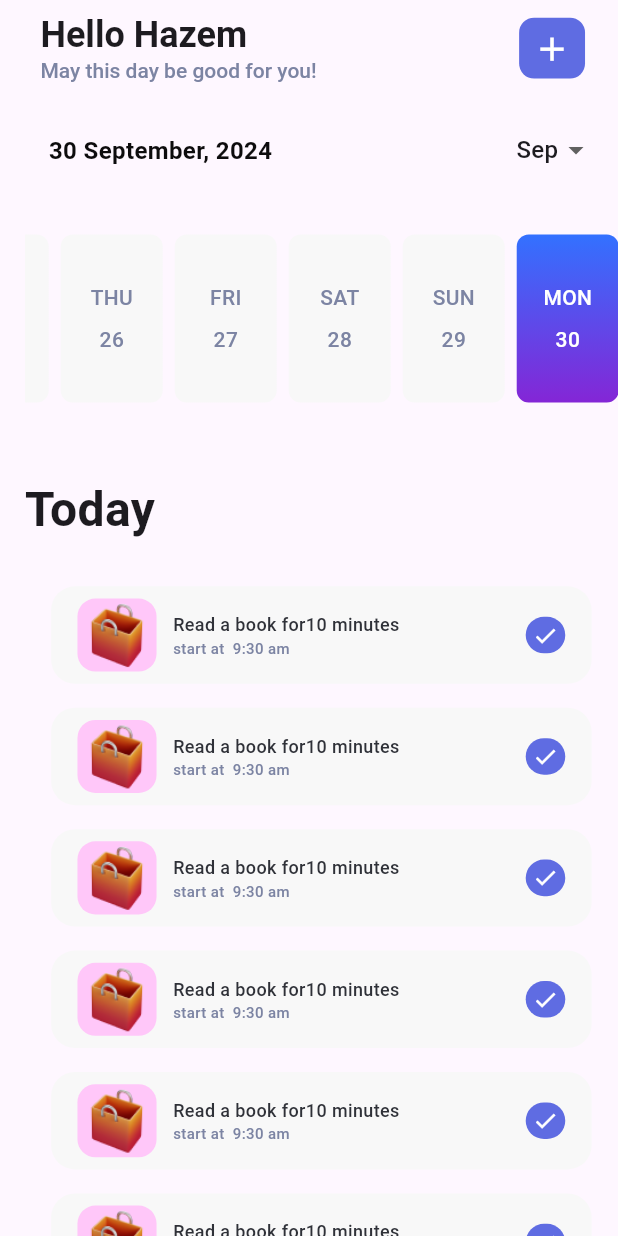
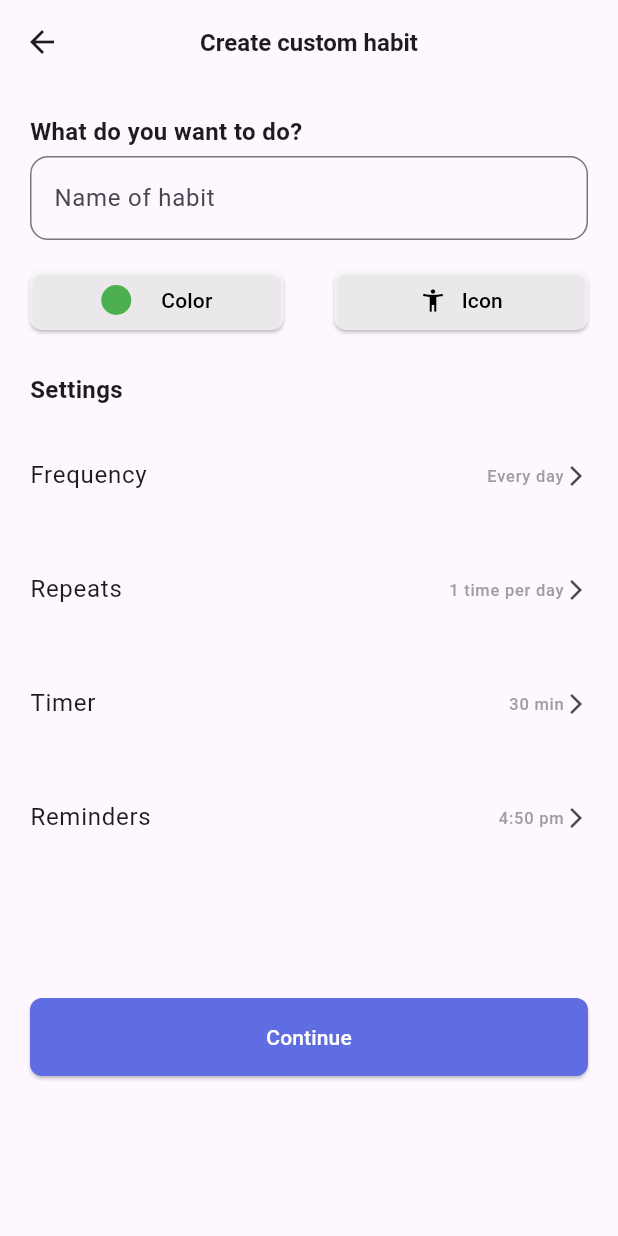
Before and after one commit to cshazem1/habit_tracking, a Flutter app: the screen it shows after launch, on a phone screen of 412 x 824 dp. Run offline on Flutter 3.47's test engine with Material 3 defaults, Android fonts, the phone set to English and light mode, and no system bars; drawn by our look-alikes of easy_date_timeline; our stand-ins replace audioplayers, bloc, device_preview, fl_chart, flutter_bloc, flutter_screenutil and 2 more; Roboto replaces fonts that are missing (Montserrat); project files that could hold a hidden picture were left out.

Commit message:
edit new habit file and create habit model

```diff
--- a/lib/add_habit.dart
+++ b/lib/add_habit.dart
@@ -1,6 +1,11 @@
 import 'package:flutter/material.dart';
+import 'package:habit_tracking/core/utlis/styles.dart';
+import 'package:habit_tracking/core/utlis/colors.dart';
+
 
 class CreateCustomHabit extends StatefulWidget {
+  const CreateCustomHabit({super.key});
+
   @override
   _CreateCustomHabitState createState() => _CreateCustomHabitState();
 }
@@ -8,7 +13,6 @@ class CreateCustomHabit extends StatefulWidget {
 class _CreateCustomHabitState extends State<CreateCustomHabit> {
   Color selectedColor = Colors.green; // Default color
   IconData selectedIcon = Icons.accessibility_new; // Default icon
-
   String frequency = 'Every day';
   String repeats = '1 time per day';
   String timer = '30 min';
@@ -245,13 +249,14 @@ class _CreateCustomHabitState extends State<CreateCustomHabit> {
       },
     );
   }
-
   @override
   Widget build(BuildContext context) {
-
     return Scaffold(
       appBar: AppBar(
-        title: const Text('Create custom habit'),
+        title:  const Text('Create custom habit' , style:Styles.textSemiBold16,),
+        centerTitle: true,
+          leading: IconButton(onPressed: () {}, icon: const Icon(Icons.arrow_back))
+
       ),
       body: Padding(
         padding: const EdgeInsets.all(20.0),
@@ -260,8 +265,7 @@ class _CreateCustomHabitState extends State<CreateCustomHabit> {
             crossAxisAlignment: CrossAxisAlignment.start,
             children: [
               const Text(
-                'What do you want to do?',
-                style: TextStyle(fontSize: 16, fontWeight: FontWeight.bold),
+                'What do you want to do?',style: Styles.textSemiBold16,
               ),
               const SizedBox(height: 5),
               TextField(
@@ -279,7 +283,6 @@ class _CreateCustomHabitState extends State<CreateCustomHabit> {
                     flex: 5,
                     child: ElevatedButton(
                       onPressed: _showColorPicker,
-
                       style: ElevatedButton.styleFrom(
                         foregroundColor: Colors.black,
                         backgroundColor: Colors.white70,
@@ -307,10 +310,7 @@ class _CreateCustomHabitState extends State<CreateCustomHabit> {
                       ),
                     ),
                   ),
-                  const Expanded(
-
-                      child: SizedBox()),
-
+                  const Expanded(child: SizedBox()),
                     Expanded(
                       flex:5 ,
                       child: ElevatedButton(
@@ -326,9 +326,7 @@ class _CreateCustomHabitState extends State<CreateCustomHabit> {
                           mainAxisAlignment: MainAxisAlignment.center,
                           children: [
                             Icon(selectedIcon),
-                            const SizedBox(
-                              width: 10,
-                            ),
+                            const SizedBox(width: 10,),
                             const Text('Icon'),
                           ],
                         ),
@@ -338,9 +336,7 @@ class _CreateCustomHabitState extends State<CreateCustomHabit> {
                 ],
               ),
               const SizedBox(height: 24),
-              const Text(
-                'Settings',
-                style: TextStyle(fontSize: 16, fontWeight: FontWeight.bold),
+              const Text('Settings', style: TextStyle(fontSize: 16, fontWeight: FontWeight.bold),
               ),
               const SizedBox(height: 8),
               settingOption(
@@ -372,18 +368,16 @@ class _CreateCustomHabitState extends State<CreateCustomHabit> {
                 },
               ),
               ElevatedButton(
-                onPressed: () {
-                  // Action for Continue button
-                },
+                onPressed: () {},
                 style: ElevatedButton.styleFrom(
-                  backgroundColor: Colors.blue,
+                  backgroundColor: Color(0xff5F6CE2),
                   padding:
                       const EdgeInsets.symmetric(vertical: 16, horizontal: 24),
                   shape: RoundedRectangleBorder(
                     borderRadius: BorderRadius.circular(8),
                   ),
                 ),
-                child: const Center(child: Text('Continue')),
+                child: const Center(child: Text('Continue',style: TextStyle(color:Colors.white ),)),
               ),
             ],
           ),
@@ -397,7 +391,8 @@ class _CreateCustomHabitState extends State<CreateCustomHabit> {
     required String value,
     required VoidCallback onTap,
   }) {
-    return ListTile(
+    return
+      ListTile(
       contentPadding: const EdgeInsets.symmetric(vertical: 10),
       title: Text(title),
       trailing: Row(
--- a/lib/features/home/presentation/screens/widgets/home_view_body.dart
+++ b/lib/features/home/presentation/screens/widgets/home_view_body.dart
@@ -1,10 +1,7 @@
-import 'package:easy_date_timeline/easy_date_timeline.dart';
 import 'package:flutter/material.dart';
 import 'package:flutter_screenutil/flutter_screenutil.dart';
 import 'package:habit_tracking/core/utlis/styles.dart';
-import 'package:habit_tracking/features/home/presentation/screens/home_view.dart';
 import 'package:habit_tracking/features/timer/presentation/widgets/custom_item.dart';
-
 import '../../../../../core/routes/app_routes.dart';
 import '../../../../../generated/assets.dart';
 import '../../../../timer/data/models/item_model.dart';
@@ -33,7 +30,7 @@ class HomeViewBody extends StatelessWidget {
             "Today",
             style: Styles.textSemiBold20,
           ),
-          SizedBox(height: 20,),
+          const SizedBox(height: 20,),
           Expanded(
             child: ListView.builder(
                 itemCount: 10,
--- a/lib/features/login screen/presentation/widgets/title_and_subtitle.dart
+++ b/lib/features/login screen/presentation/widgets/title_and_subtitle.dart
@@ -1,8 +1,5 @@
 import 'package:flutter/cupertino.dart';
-
-import '../../../../core/utlis/image_strings.dart';
 import '../../../../core/utlis/styles.dart';
-import '../../../../core/utlis/text_string.dart';
 
 class TitleAndSubtitle extends StatelessWidget {
   TitleAndSubtitle({super.key, required this.title, required this.subTitle});
--- /dev/null
+++ b/lib/features/new habit/Data/model/habits_model.dart
@@ -0,0 +1,23 @@
+
+import 'dart:ui';
+
+class HabitsModel {
+  String habitName;
+  int habitColor;
+  Image habitIcon;
+  String frequency;
+  String repeat;
+  String time;
+  String reminder;
+
+  HabitsModel({
+    required this.habitName ,
+    required this.habitColor ,
+    required this.habitIcon ,
+    required this.frequency,
+    required this.repeat ,
+    required this.time ,
+    required this.reminder});
+
+
+}
--- /dev/null
+++ b/lib/features/new habit/new_habit_view.dart
@@ -0,0 +1,22 @@
+
+
+import 'package:flutter/material.dart';
+import 'package:habit_tracking/core/utlis/styles.dart';
+import 'package:habit_tracking/features/new%20habit/presentation/widgets/new_habit_view_body.dart';
+
+class NewHabitView extends StatelessWidget {
+  const NewHabitView({super.key});
+
+  @override
+  Widget build(BuildContext context) {
+    return Scaffold(
+      appBar: AppBar(
+          title:  const Text('Create custom habit' , style: Styles.textSemiBold16,),
+          centerTitle: true,
+          leading: IconButton(onPressed: () {}, icon: const Icon(Icons.arrow_back)),
+      ),
+      body:  NewHabitViewBody(),
+
+    );
+  }
+}
--- /dev/null
+++ b/lib/features/new habit/presentation/widgets/color_and_type_widget.dart
@@ -0,0 +1,265 @@
+
+
+import 'package:flutter/material.dart';
+
+class ColorAndTypeWidget extends StatefulWidget {
+  const ColorAndTypeWidget({super.key});
+
+  @override
+  State<ColorAndTypeWidget> createState() => _ColorAndTypeWidgetState();
+}
+
+class _ColorAndTypeWidgetState extends State<ColorAndTypeWidget> {
+
+  Color selectedColor = Colors.green; // Default color
+  IconData selectedIcon = Icons.accessibility_new;
+
+  // Function to show a color picker
+  void _showColorPicker() {
+    showModalBottomSheet(
+      context: context,
+      builder: (BuildContext context) {
+        return SizedBox(
+          height: 100,
+          child: GridView.count(
+            crossAxisCount: 8,
+            children: [
+              GestureDetector(
+                onTap: () {
+                  setState(() {
+                    selectedColor = Colors.red;
+                  });
+                  Navigator.pop(context);
+                },
+                child: Container(
+                  decoration: const BoxDecoration(
+                      shape: BoxShape.circle, color: Colors.red),
+                  margin: const EdgeInsets.all(10),
+                ),
+              ),
+              GestureDetector(
+                onTap: () {
+                  setState(() {
+                    selectedColor = Colors.green;
+                  });
+                  Navigator.pop(context);
+                },
+                child: Container(
+                    decoration: const BoxDecoration(
+                        shape: BoxShape.circle, color: Colors.green),
+                    margin: const EdgeInsets.all(10)),
+              ),
+              GestureDetector(
+                onTap: () {
+                  setState(() {
+                    selectedColor = Colors.blue;
+                  });
+                  Navigator.pop(context);
+                },
+                child: Container(
+                    decoration: const BoxDecoration(
+                        shape: BoxShape.circle, color: Colors.blue),
+                    margin: const EdgeInsets.all(10)),
+              ),
+              GestureDetector(
+                onTap: () {
+                  setState(() {
+                    selectedColor = Colors.purple;
+                  });
+                  Navigator.pop(context);
+                },
+                child: Container(
+                    decoration: const BoxDecoration(
+                        shape: BoxShape.circle, color: Colors.purple),
+                    margin: const EdgeInsets.all(10)),
+              ),
+              GestureDetector(
+                onTap: () {
+                  setState(() {
+                    selectedColor = Colors.black;
+                  });
+                  Navigator.pop(context);
+                },
+                child: Container(
+                    decoration: const BoxDecoration(
+                        shape: BoxShape.circle, color: Colors.black),
+                    margin: const EdgeInsets.all(10)),
+              ),
+              GestureDetector(
+                onTap: () {
+                  setState(() {
+                    selectedColor = Colors.cyanAccent;
+                  });
+                  Navigator.pop(context);
+                },
+                child: Container(
+                    decoration: const BoxDecoration(
+                        shape: BoxShape.circle, color: Colors.cyanAccent),
+                    margin: const EdgeInsets.all(10)),
+              ),
+              GestureDetector(
+                onTap: () {
+                  setState(() {
+                    selectedColor = Colors.brown;
+                  });
+                  Navigator.pop(context);
+                },
+                child: Container(
+                    decoration: const BoxDecoration(
+                        shape: BoxShape.circle, color: Colors.brown),
+                    margin: const EdgeInsets.all(10)),
+              ),
+              GestureDetector(
+                onTap: () {
+                  setState(() {
+                    selectedColor = Colors.amber;
+                  });
+                  Navigator.pop(context);
+                },
+                child: Container(
+                    decoration: const BoxDecoration(
+                        shape: BoxShape.circle, color: Colors.amber),
+                    margin: const EdgeInsets.all(10)),
+              ),
+              // Add more color options as needed
+            ],
+          ),
+        );
+      },
+    );
+  }
+
+  // Function to show an icon picker
+  void _showIconPicker() {
+    showModalBottomSheet(
+      context: context,
+      builder: (BuildContext context) {
+        return SizedBox(
+          height: 150,
+          child: GridView.count(
+            crossAxisCount: 6,
+            children: [
+              GestureDetector(
+                onTap: () {
+                  setState(() {
+                    selectedIcon = Icons.accessibility_new;
+                  });
+                  Navigator.pop(context);
+                },
+                child: const Icon(Icons.accessibility_new, size: 40),
+              ),
+              GestureDetector(
+                onTap: () {
+                  setState(() {
+                    selectedIcon = Icons.book;
+                  });
+                  Navigator.pop(context);
+                },
+                child: const Icon(Icons.book, size: 40),
+              ),
+              GestureDetector(
+                onTap: () {
+                  setState(() {
+                    selectedIcon = Icons.add_card;
+                  });
+                  Navigator.pop(context);
+                },
+                child: const Icon(Icons.add_card, size: 40),
+              ),
+              GestureDetector(
+                onTap: () {
+                  setState(() {
+                    selectedIcon = Icons.add_a_photo;
+                  });
+                  Navigator.pop(context);
+                },
+                child: const Icon(Icons.add_a_photo, size: 40),
+              ),
+              GestureDetector(
+                onTap: () {
+                  setState(() {
+                    selectedIcon = Icons.local_drink;
+                  });
+                  Navigator.pop(context);
+                },
+                child: const Icon(Icons.local_drink, size: 40),
+              ),
+              GestureDetector(
+                onTap: () {
+                  setState(() {
+                    selectedIcon = Icons.fitness_center;
+                  });
+                  Navigator.pop(context);
+                },
+                child: const Icon(Icons.fitness_center, size: 40),
+              ),
+              // Add more icons as needed
+            ],
+          ),
+        );
+      },
+    );
+  }
+
+  @override
+  Widget build(BuildContext context) {
+    return  Row(
+      children: [
+        Expanded(
+          flex: 5,
+          child: ElevatedButton(
+            onPressed: _showColorPicker,
+            style: ElevatedButton.styleFrom(
+              foregroundColor: Colors.black,
+              backgroundColor: Colors.white70,
+              shape: RoundedRectangleBorder(
+                borderRadius: BorderRadius.circular(8),
+              ),
+            ), // Trigger color picker
+            child: Row(
+              mainAxisAlignment: MainAxisAlignment.center,
+              children: [
+                Container(
+                  width: 20, // Width of the container
+                  height: 20, // Height of the container
+                  decoration: BoxDecoration(
+                    shape: BoxShape.circle, // Make the container circular
+                    color:
+                    selectedColor, // Set the color of the container
+                  ),
+                ),
+                const SizedBox(
+                  width: 20,
+                ),
+                const Text('Color'),
+              ],
+            ),
+          ),
+        ),
+        const Expanded(child: SizedBox()),
+        Expanded(
+          flex:5 ,
+          child: ElevatedButton(
+            onPressed: _showIconPicker,
+            style: ElevatedButton.styleFrom(
+              foregroundColor: Colors.black,
+              backgroundColor: Colors.white70,
+              shape: RoundedRectangleBorder(
+                borderRadius: BorderRadius.circular(8),
+              ),
+            ), // Trigger icon picker
+            child: Row(
+              mainAxisAlignment: MainAxisAlignment.center,
+              children: [
+                Icon(selectedIcon),
+                const SizedBox(width: 10,),
+                const Text('Icon'),
+              ],
+            ),
+          ),
+        ),
+
+      ],
+    );
+  }
+}
--- /dev/null
+++ b/lib/features/new habit/presentation/widgets/habit_text_field.dart
@@ -0,0 +1,23 @@
+
+
+
+import 'package:flutter/material.dart';
+
+class HabitTextField extends StatelessWidget {
+  const HabitTextField({super.key, required this.habitController});
+
+  final TextEditingController habitController;
+
+  @override
+  Widget build(BuildContext context) {
+    return TextField(
+      controller: habitController,
+      decoration: InputDecoration(
+        hintText: 'Name of habit',
+        border: OutlineInputBorder(
+          borderRadius: BorderRadius.circular(12),
+        ),
+      ),
+    );
+  }
+}
--- /dev/null
+++ b/lib/features/new habit/presentation/widgets/new_habit_view_body.dart
@@ -0,0 +1,61 @@
+
+
+import 'package:flutter/material.dart';
+import 'package:habit_tracking/core/utlis/styles.dart';
+import 'package:habit_tracking/features/new%20habit/presentation/widgets/setting_options_widget.dart';
+
+import 'color_and_type_widget.dart';
+import 'habit_text_field.dart';
+
+
+class NewHabitViewBody extends StatelessWidget {
+   NewHabitViewBody({super.key});
+
+  String frequency = 'Every day';
+  String repeats = '1 time per day';
+  String timer = '30 min';
+  String reminder = '4:50 pm';
+   TextEditingController controller = TextEditingController();
+
+  @override
+  Widget build(BuildContext context) {
+    return  Padding(
+        padding: const EdgeInsets.all(20),
+        child: SingleChildScrollView(
+            child: Column(
+              crossAxisAlignment: CrossAxisAlignment.start,
+              children: [
+                const Text
+                  ('What do you want to do?',style: Styles.textSemiBold16,
+                ),
+                const SizedBox(height: 5),
+                 HabitTextField(
+                  habitController: controller,
+                ),
+                const SizedBox(height: 16),
+                const ColorAndTypeWidget(),
+                const SizedBox(height: 24),
+                const Text('Settings', style: TextStyle(fontSize: 16, fontWeight: FontWeight.bold),),
+                const SizedBox(height: 8),
+                const SettingOptionsWidget(),
+                SizedBox(height: MediaQuery.of(context).size.height *0.1,),
+                ElevatedButton(
+                  onPressed: () {},
+                  style: ElevatedButton.styleFrom(
+                    backgroundColor: const Color(0xff5F6CE2),
+                    padding:
+                    const EdgeInsets.symmetric(vertical: 16, horizontal: 24),
+                    shape: RoundedRectangleBorder(
+                      borderRadius: BorderRadius.circular(8),
+                    ),
+                  ),
+                  child: const Center(child: Text('Continue',style: TextStyle(color:Colors.white ),)),
+                ),
+
+
+
+              ],
+
+            )));
+  }
+}
--- /dev/null
+++ b/lib/features/new habit/presentation/widgets/setting_options.dart
@@ -0,0 +1,29 @@
+
+
+
+import 'package:flutter/material.dart';
+
+class SettingOptions extends StatelessWidget {
+  const SettingOptions({super.key, required this.title, required this.value, required this.onTap});
+
+  final String title;
+  final String value;
+  final VoidCallback onTap;
+
+  @override
+  Widget build(BuildContext context) {
+    return  ListTile(
+      contentPadding: const EdgeInsets.symmetric(vertical: 10),
+      title: Text(title),
+      trailing: Row(
+        mainAxisSize: MainAxisSize.min,
+        children: [
+          Text(value, style: const TextStyle(color: Colors.grey)),
+          const Icon(Icons.arrow_forward_ios, size: 16),
+        ],
+      ),
+      onTap: onTap,
+    );
+
+  }
+}
--- /dev/null
+++ b/lib/features/new habit/presentation/widgets/setting_options_widget.dart
@@ -0,0 +1,101 @@
+
+
+import 'package:flutter/material.dart';
+
+import 'setting_options.dart';
+
+class SettingOptionsWidget extends StatefulWidget {
+  const SettingOptionsWidget({super.key});
+
+  @override
+  State<SettingOptionsWidget> createState() => _SettingOptionsWidgetState();
+}
+
+class _SettingOptionsWidgetState extends State<SettingOptionsWidget> {
+  String frequency = 'Every day';
+  String repeats = '1 time per day';
+  String timer = '30 min';
+  String reminder = '4:50 pm';
+  void _showSettingsOptions(String settingType) {
+    List<String> options = [];
+    if (settingType == 'Frequency') {
+      options = ['Every day', 'Every week', 'Every month'];
+    } else if (settingType == 'Repeats') {
+      options = ['1 time per day', '2 times per day', '3 times per day'];
+    } else if (settingType == 'Timer') {
+      options = ['10 min', '20 min', '30 min', '1 hour'];
+    } else if (settingType == 'Reminders') {
+      options = ['4:50 pm', '5:00 pm', '6:00 pm', '7:00 pm'];
+    }
+
+    showModalBottomSheet(
+      context: context,
+      builder: (BuildContext context) {
+        return SizedBox(
+          height: 200,
+          child: ListView.builder(
+            itemCount: options.length,
+            itemBuilder: (context, index) {
+              return ListTile(
+                title: Text(options[index]),
+                onTap: () {
+                  setState(() {
+                    if (settingType == 'Frequency') {
+                      frequency = options[index];
+                    } else if (settingType == 'Repeats') {
+                      repeats = options[index];
+                    } else if (settingType == 'Timer') {
+                      timer = options[index];
+                    } else if (settingType == 'Reminders') {
+                      reminder = options[index];
+                    }
+                  });
+                  Navigator.pop(context);
+                },
+              );
+            },
+          ),
+        );
+      },
+    );
+  }
+
+
+  @override
+  Widget build(BuildContext context) {
+    return  Column(
+      children: [
+        SettingOptions(
+          title: 'Frequency',
+          value: frequency,
+          onTap: () {
+            _showSettingsOptions('Frequency');
+          },
+        ),
+        SettingOptions(
+          title: 'Repeats',
+          value: repeats,
+          onTap: () {
+            _showSettingsOptions('Repeats');
+          },
+        ),
+        SettingOptions(
+          title: 'Timer',
+          value: timer,
+          onTap: () {
+            _showSettingsOptions('Timer');
+          },
+        ),
+        SettingOptions(
+          title: 'Reminders',
+          value: reminder,
+          onTap: () {
+            _showSettingsOptions('Reminders');
+          },
+        ),
+
+      ],
+
+    );
+  }
+}
--- a/lib/features/onboarding/presentation/manger/onboarding_controller.dart
+++ b/lib/features/onboarding/presentation/manger/onboarding_controller.dart
@@ -1,6 +1,5 @@
 import 'package:flutter/material.dart';
 import 'package:get/get.dart';
-import 'package:habit_tracking/features/auth/presentation/screens/login/login_view.dart';
 import 'package:habit_tracking/features/starting%20page/presentation/starting_view.dart';
 
 class OnboardingController extends GetxController{
--- a/lib/features/onboarding/presentation/widget/dot_navigation.dart
+++ b/lib/features/onboarding/presentation/widget/dot_navigation.dart
@@ -1,5 +1,3 @@
-import 'package:flutter/cupertino.dart';
-import 'package:flutter/cupertino.dart';
 import 'package:flutter/cupertino.dart';
 import 'package:habit_tracking/features/onboarding/presentation/manger/onboarding_controller.dart';
 import 'package:smooth_page_indicator/smooth_page_indicator.dart';
--- a/lib/features/onboarding/presentation/widget/onboarding_image_and_text.dart
+++ b/lib/features/onboarding/presentation/widget/onboarding_image_and_text.dart
@@ -1,8 +1,5 @@
 import 'package:flutter/cupertino.dart';
-
-import '../../../../core/utlis/image_strings.dart';
 import '../../../../core/utlis/styles.dart';
-import '../../../../core/utlis/text_string.dart';
 
 class OnboardingImageAndText extends StatelessWidget {
    OnboardingImageAndText({super.key, required this.image, required this.title, required this.title2, required this.subTitle});
--- a/lib/features/progress/presentation/progress_view.dart
+++ b/lib/features/progress/presentation/progress_view.dart
@@ -14,8 +14,8 @@ class ProgressView extends StatelessWidget {
             style: Styles.textSemiBold16,
           ),
           centerTitle: true,
-          leading:
-              IconButton(onPressed: () {}, icon: const Icon(Icons.arrow_back))),
+          leading: IconButton(onPressed: () {}, icon: const Icon(Icons.arrow_back))
+      ),
       body:  ProgressViewBody(),
     );
   }
--- a/lib/features/register/presentation/register_view.dart
+++ b/lib/features/register/presentation/register_view.dart
@@ -1,6 +1,4 @@
-import 'package:flutter/cupertino.dart';
 import 'package:flutter/material.dart';
-import 'package:habit_tracking/features/auth/presentation/screens/login/login_view.dart';
 import 'package:habit_tracking/features/login%20screen/presentation/login_screen.dart';
 import 'package:habit_tracking/features/login%20screen/presentation/widgets/arrow_btn.dart';
 import 'package:habit_tracking/features/login%20screen/presentation/widgets/cta_with_label.dart';
--- a/lib/main.dart
+++ b/lib/main.dart
@@ -3,6 +3,8 @@ import 'package:flutter/foundation.dart';
 import 'package:flutter/material.dart';
 import 'package:flutter_screenutil/flutter_screenutil.dart';
 import 'package:get/get_navigation/src/root/get_material_app.dart';
+import 'package:habit_tracking/add_habit.dart';
+import 'package:habit_tracking/features/new%20habit/new_habit_view.dart';
 
 import 'core/routes/app_router.dart';
 
@@ -10,7 +12,7 @@ void main() {
   runApp(DevicePreview(
     enabled: !kReleaseMode,
     builder: (BuildContext context) {
-      return MyApp();
+      return const MyApp();
     },
   ));
 }
@@ -30,6 +32,9 @@ class MyApp extends StatelessWidget {
           builder: DevicePreview.appBuilder,
           theme: ThemeData.light(),
           darkTheme: ThemeData.dark(),
-        ));
+          home: const NewHabitView(),
+
+        ),
+        );
   }
 }
```
